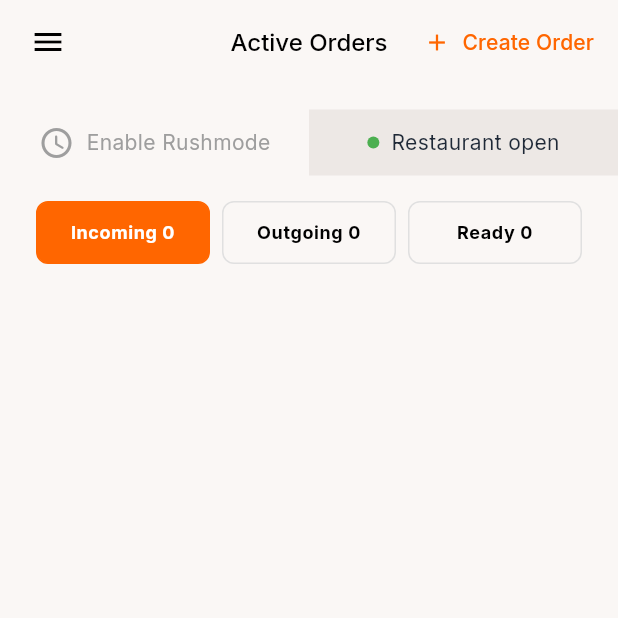
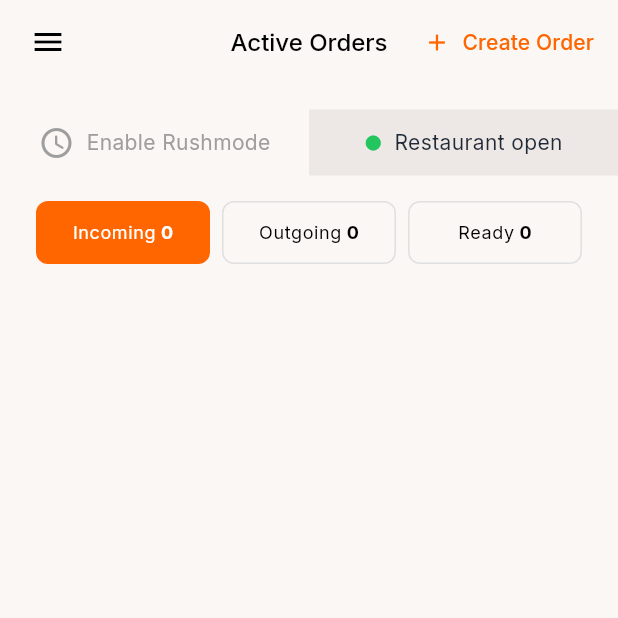
Before and after one commit to md-shahin-miah/flutter_order_manager, a Flutter app: the screen it shows after launch, on a phone screen of 412 x 824 dp, the top half of it. Run offline on Flutter 3.47's test engine with Material 3 defaults, Android fonts, the phone set to English and light mode, and no system bars; our stand-ins replace flutter_riverpod, get_it, go_router, google_fonts, percent_indicator, sqflite; accounts and stored records are empty.

Commit message:
home page ui

```diff
--- a/lib/presentation/pages/home_page/home_page.dart
+++ b/lib/presentation/pages/home_page/home_page.dart
@@ -240,14 +240,15 @@ class _HomePageState extends ConsumerState<HomePage> {
                       padding: EdgeInsets.symmetric(vertical: 12.0),
                       child: Row(
                         mainAxisAlignment: MainAxisAlignment.center,
+                        crossAxisAlignment: CrossAxisAlignment.center,
                         children: [
-                          Container(
-                            width: 8,
-                            height: 8,
-                            decoration: BoxDecoration(
-                              shape: BoxShape.circle,
-                              color: !rushMode ? Colors.green : Colors.red,
-                            ),
+                          SizedBox(
+
+                            child: Icon(size: 12,!rushMode ?Icons.circle:Icons.circle_outlined,color:!rushMode? AppColors.success:AppColors.textSecondary),
+                            // decoration: BoxDecoration(
+                            //   shape: BoxShape.circle,
+                            //   color: !rushMode ? Colors.green : Colors.red,
+                            // ),
                           ),
                           const SizedBox(width: 8),
                           Text(
@@ -336,13 +337,31 @@ class _HomePageState extends ConsumerState<HomePage> {
                 color: selectedIndex == index ? theme.colorScheme.primary : Colors.grey.shade300,
               ),
             ),
-            child: Text(
-              '$title $count',
-              textAlign: TextAlign.center,
-              style: theme.textTheme.bodySmall?.copyWith(
-                color: selectedIndex == index ? Colors.white : theme.colorScheme.onSurface,
-                fontWeight: FontWeight.bold,
-              ),
+            child: Row(
+
+              mainAxisAlignment: MainAxisAlignment.center,
+              crossAxisAlignment: CrossAxisAlignment.center,
+
+              children: [
+
+                Text(
+                  '$title',
+                  textAlign: TextAlign.center,
+                  style: theme.textTheme.bodySmall?.copyWith(
+                    color: selectedIndex == index ? AppColors.colorWhite : theme.colorScheme.onSurface,
+
+                  ),
+                ),
+
+                Text(
+                  ' $count',
+                  textAlign: TextAlign.center,
+                  style: theme.textTheme.bodySmall?.copyWith(
+                    color: selectedIndex == index ? AppColors.colorWhite : theme.colorScheme.onSurface,
+                    fontWeight: FontWeight.bold,
+                  ),
+                )
+              ],
             ),
           ),
         ),
```
